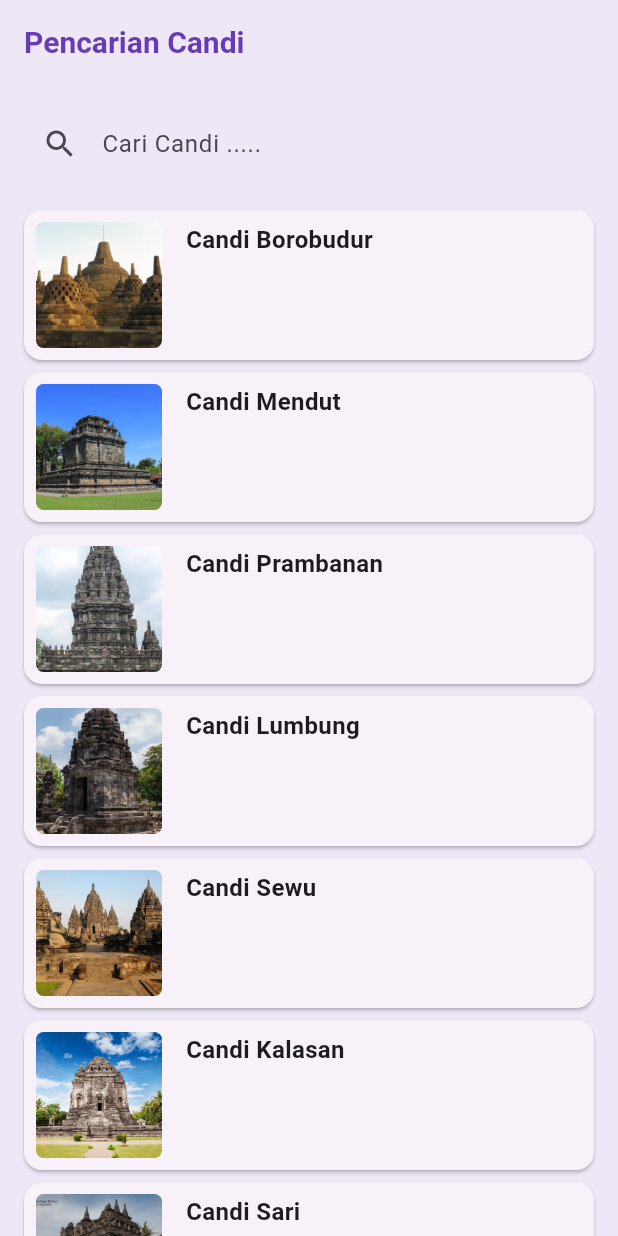
After one commit to Mobile-Programming-MDP/materi-latihan-flutter-NyimasNisrinaaKamilah-2226250064, a Flutter app: the screen it shows after launch, on a phone screen of 412 x 824 dp. The commit adds this screen. Run offline on Flutter 3.47's test engine with Material 2 defaults, Android fonts, the phone set to English and light mode, and no system bars.

Commit message:
search_screen_NyimasNisrinaaKamilah

```diff
--- a/Wisata candi/wisata_candi/lib/main.dart
+++ b/Wisata candi/wisata_candi/lib/main.dart
@@ -1,8 +1,9 @@
 import 'package:flutter/material.dart';
-import 'package:wisata_candi/data/candi_data.dart';
-import 'package:wisata_candi/screens/detail_screen.dart';
+// import 'package:wisata_candi/data/candi_data.dart';
+// import 'package:wisata_candi/screens/detail_screen.dart';
 import 'package:wisata_candi/screens/profile_screen.dart';
-import 'package:wisata_candi/screens/signInScreen.dart';
+import 'package:wisata_candi/screens/search_screen.dart';
+// import 'package:wisata_candi/screens/SignInScreen.dart';
 
 void main() {
   runApp(const MyApp());
@@ -11,19 +12,18 @@ void main() {
 class MyApp extends StatelessWidget {
   const MyApp({super.key});
 
-  // This widget is the root of your application.
   @override
   Widget build(BuildContext context) {
     return MaterialApp(
       title: 'Wisata Candi',
       theme: ThemeData(
         appBarTheme: const AppBarTheme(
-          iconTheme: IconThemeData(color:Colors.deepPurple),
+          iconTheme: IconThemeData(color: Colors.deepPurple),
           titleTextStyle: TextStyle(
             color: Colors.deepPurple,
             fontSize: 20,
             fontWeight: FontWeight.bold,
-          )
+          ),
         ),
         colorScheme:
         ColorScheme.fromSeed(seedColor: Colors.deepPurple).copyWith(
@@ -32,8 +32,9 @@ class MyApp extends StatelessWidget {
         ),
         useMaterial3: true,
       ),
-      home: signInScreen(),
+      home: const SearchScreen(),
+      //home: SignInScreen(),
       //home: DetailScreen(candi: candiList[0]),
-    );
+  );
+  }
 }
-}
--- /dev/null
+++ b/Wisata candi/wisata_candi/lib/screens/search_screen.dart
@@ -0,0 +1,110 @@
+import 'package:flutter/material.dart';
+import 'package:flutter/semantics.dart';
+import 'package:wisata_candi/data/candi_data.dart';
+import 'package:wisata_candi/models/candi.dart';
+
+class SearchScreen extends StatefulWidget {
+  const SearchScreen({super.key});
+
+  @override
+  State<SearchScreen> createState() => _SearchScreenState();
+}
+
+class _SearchScreenState extends State<SearchScreen> {
+
+  //TODO: 1. Deklarasikan variabel yang dibutuhkan
+  List <Candi> _filteredCandis = candiList;
+  String _searchQuerry = '';
+  final TextEditingController _searchController = TextEditingController();
+
+  @override
+  Widget build(BuildContext context){
+    return Scaffold(
+      //TODO: 2 Buat appbar dengan judul pencarian candi
+      appBar: AppBar(title: Text('Pencarian Candi'),),
+
+      //TODO: 3 Buat body berupa column
+      body: Column(
+        children: [
+          //TODO: 4 Buat Textfield pencarian sebagai anak dari column
+          Padding(
+            padding: const EdgeInsets.all(16),
+            child: Container(
+              decoration: BoxDecoration(
+                borderRadius: BorderRadius.circular(5),
+                color: Colors.deepPurple[50],
+              ),
+              child: const TextField(
+                autofocus: false,
+                //TODO: 6 Implementasi fitur Pencarian
+                decoration: InputDecoration(
+                  hintText: "Cari Candi .....",
+                  prefixIcon: Icon(Icons.search),
+                  //TODO: 7 implementasi pengosongan nilai input
+                  border: InputBorder.none,
+                  focusedBorder: OutlineInputBorder(
+                    borderSide: BorderSide(color: Colors.deepPurple),
+                  ),
+                  contentPadding: EdgeInsets.symmetric(
+                    horizontal: 16,
+                    vertical: 12,
+                  )
+                ),
+
+              ),
+            ),
+          ),
+
+          //TOD: 5 Buat Listview hasil pencarian sebagai anak dari column
+          Expanded(
+            child: ListView.builder(
+              itemCount: _filteredCandis.length,
+              itemBuilder: (context, index){
+              final Candi = _filteredCandis[index];
+              //TODO: 8 Implementasi Gestrure Detector dan hero animation
+              return Card(
+                margin: EdgeInsets.symmetric(
+                  horizontal: 16,
+                  vertical: 4,
+                ),
+                child: Row(
+                  crossAxisAlignment: CrossAxisAlignment.start,
+                  children: [
+                    Container(
+                      padding: const EdgeInsets.all(8),
+                      width: 100,
+                      height: 100,
+                      child: ClipRRect(
+                        borderRadius: BorderRadius.circular(5),
+                        child: Image.asset(
+                        Candi.imageAsset,
+                        fit: BoxFit.cover,
+                        ),
+                      ),
+                    ),
+                    Padding(
+                      padding: const EdgeInsets.all(8.0),
+                      child: Column(
+                        crossAxisAlignment: CrossAxisAlignment.start,
+                        children: [
+                          Text(
+                            Candi.name,
+                            style: const TextStyle(
+                              fontSize: 16,
+                              fontWeight: FontWeight.bold,
+                            ),
+                          )
+                        ],
+                      ),
+                    ),
+                  ],
+                ),
+              );
+              },
+            ),
+          )
+        ],
+      ),
+    );
+  }
+}
```
